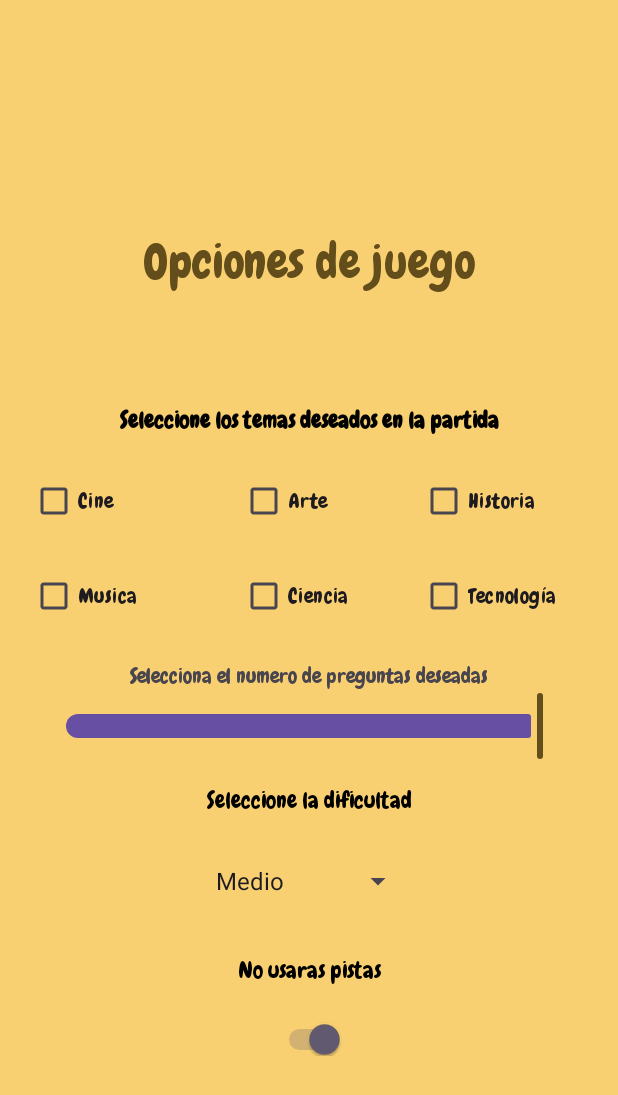
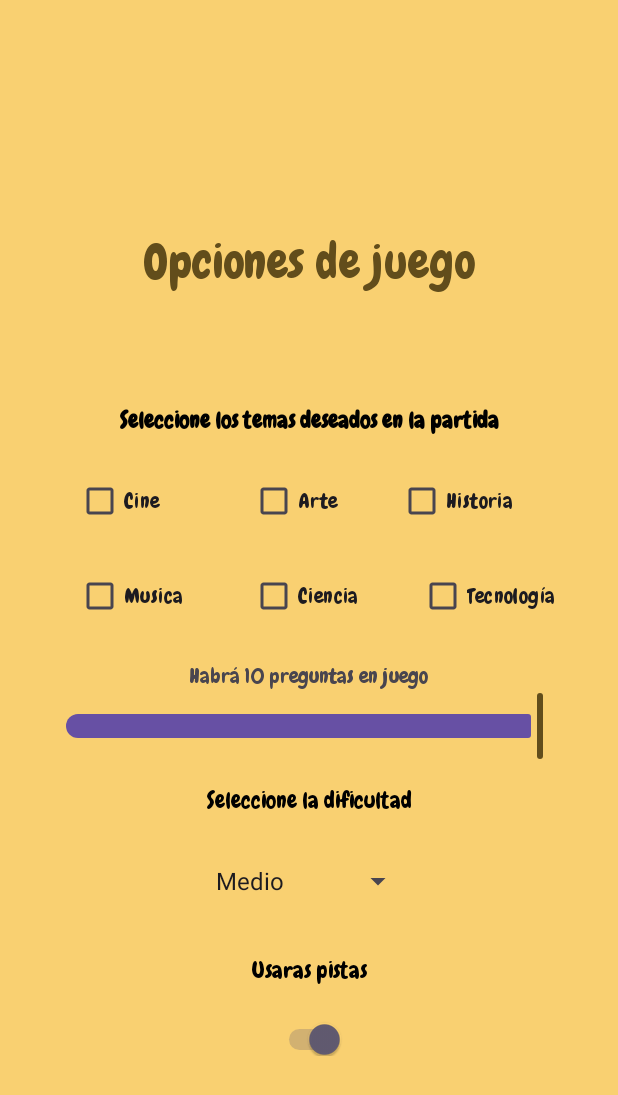
Before and after one commit to EscamillaJuan/Quiz-App, an Android app: the OptionsScreen screen opened directly, with no data from a screen before it, on a phone screen of 412 x 824 dp. Shown: the top 1095 px of the screen. Run offline under Robolectric (Android 15) with nearby library versions, the phone set to English and light mode, and no system bars; our stand-ins replace Room's generated code.

Commit message:
feat: Scrollview for small devices

```diff
--- a/app/src/main/res/layout-land/options_screen.xml
+++ b/app/src/main/res/layout-land/options_screen.xml
@@ -27,7 +27,7 @@
         android:layout_marginBottom="20dp"
         android:fontFamily="@font/chewy"
         android:gravity="center"
-        android:text="Seleccione los temas deseados en la partida"
+        android:text="@string/ThemeText"
         android:textColor="@color/black"
         android:textSize="15sp"
         android:textStyle="bold" />
@@ -45,7 +45,7 @@
             android:layout_alignParentStart="true"
             android:layout_marginStart="20dp"
             android:fontFamily="@font/chewy"
-            android:text="Cine">
+            android:text="@string/string_cine">
 
         </CheckBox>
 
@@ -58,7 +58,7 @@
             android:layout_marginTop="0dp"
             android:layout_toEndOf="@+id/Theme1CheckBox"
             android:fontFamily="@font/chewy"
-            android:text="Arte">
+            android:text="@string/string_arte">
 
         </CheckBox>
 
@@ -71,7 +71,7 @@
             android:layout_marginEnd="20dp"
             android:layout_toEndOf="@+id/Theme2CheckBox"
             android:fontFamily="@font/chewy"
-            android:text="Historia">
+            android:text="@string/string_historia">
 
         </CheckBox>
 
@@ -84,7 +84,7 @@
             android:layout_marginStart="20dp"
             android:layout_marginTop="15dp"
             android:fontFamily="@font/chewy"
-            android:text="Musica">
+            android:text="@string/string_musica">
 
         </CheckBox>
 
@@ -97,7 +97,7 @@
             android:layout_marginTop="15dp"
             android:layout_toEndOf="@+id/Theme1CheckBox"
             android:fontFamily="@font/chewy"
-            android:text="Ciencia">
+            android:text="@string/string_ciencia">
 
         </CheckBox>
 
@@ -110,7 +110,7 @@
             android:layout_marginTop="15dp"
             android:layout_toEndOf="@+id/Theme5CheckBox"
             android:fontFamily="@font/chewy"
-            android:text="Tecnología">
+            android:text="@string/string_tecnologia">
 
         </CheckBox>
 
@@ -135,7 +135,7 @@
             android:layout_marginVertical="25dp"
             android:layout_marginEnd="100dp"
             android:fontFamily="@font/chewy"
-            android:text="No usaras pistas"
+            tools:text="No usaras pistas"
             android:textColor="@color/black"
             android:textSize="15sp" />
 
@@ -147,7 +147,7 @@
         android:layout_height="wrap_content"
         android:layout_marginTop="20dp"
         android:fontFamily="@font/chewy"
-        android:text="Selecciona el numero de preguntas deseadas">
+        tools:text="Selecciona el numero de preguntas deseadas">
 
     </TextView>
 
@@ -176,7 +176,7 @@
             android:layout_gravity="center"
             android:fontFamily="@font/chewy"
             android:gravity="center"
-            android:text="Seleccione la dificultad"
+            android:text="@string/seleccione_la_dificultad"
             android:textColor="@color/black"
             android:textSize="15sp" />
 
--- a/app/src/main/res/layout/options_screen.xml
+++ b/app/src/main/res/layout/options_screen.xml
@@ -1,4 +1,5 @@
 <?xml version="1.0" encoding="utf-8"?>
+
 <LinearLayout xmlns:android="http://schemas.android.com/apk/res/android"
     xmlns:app="http://schemas.android.com/apk/res-auto"
     xmlns:tools="http://schemas.android.com/tools"
@@ -28,94 +29,94 @@
         android:layout_marginBottom="20dp"
         android:fontFamily="@font/chewy"
         android:gravity="center"
-        android:text="Seleccione los temas deseados en la partida"
+        android:text="@string/ThemeText"
         android:textColor="@color/black"
         android:textSize="15sp"
         android:textStyle="bold" />
 
+    <HorizontalScrollView
+        android:layout_width="wrap_content"
+        android:layout_height="wrap_content">
             <RelativeLayout
-        android:layout_width="match_parent"
+                android:layout_width="350dp"
                 android:layout_height="wrap_content">
-
                 <CheckBox
                     android:id="@+id/Theme1CheckBox"
-            android:layout_width="80dp"
+                    android:layout_width="wrap_content"
                     android:layout_height="wrap_content"
                     android:layout_alignParentStart="true"
                     android:layout_marginStart="20dp"
                     android:fontFamily="@font/chewy"
-            android:text="Cine">
+                    android:text="@string/string_cine">
 
                 </CheckBox>
 
                 <CheckBox
                     android:id="@+id/Theme2CheckBox"
-            android:layout_width="80dp"
+                    android:layout_width="wrap_content"
                     android:layout_height="wrap_content"
                     android:layout_alignParentTop="true"
                     android:layout_marginStart="60dp"
                     android:layout_marginTop="0dp"
                     android:layout_toEndOf="@+id/Theme1CheckBox"
                     android:fontFamily="@font/chewy"
-            android:text="Arte">
+                    android:text="@string/string_arte">
 
                 </CheckBox>
 
                 <CheckBox
                     android:id="@+id/Theme3CheckBox"
-            android:layout_width="80dp"
+                    android:layout_width="wrap_content"
                     android:layout_height="wrap_content"
                     android:layout_alignParentTop="true"
                     android:layout_marginStart="40dp"
-            android:layout_marginEnd="10dp"
                     android:layout_toEndOf="@+id/Theme2CheckBox"
                     android:fontFamily="@font/chewy"
                     android:layout_alignParentEnd="true"
-            android:text="Historia">
+                    android:text="@string/string_historia">
 
                 </CheckBox>
 
                 <CheckBox
                     android:id="@+id/Theme4CheckBox"
-            android:layout_width="80dp"
+                    android:layout_width="wrap_content"
                     android:layout_height="wrap_content"
                     android:layout_below="@id/Theme1CheckBox"
                     android:layout_marginStart="20dp"
                     android:layout_marginTop="15dp"
                     android:layout_alignParentStart="true"
                     android:fontFamily="@font/chewy"
-            android:text="Musica">
+                    android:text="@string/string_musica">
 
                 </CheckBox>
 
                 <CheckBox
                     android:id="@+id/Theme5CheckBox"
-            android:layout_width="80dp"
+                    android:layout_width="wrap_content"
                     android:layout_height="wrap_content"
                     android:layout_below="@id/Theme2CheckBox"
                     android:layout_marginStart="60dp"
                     android:layout_marginTop="15dp"
                     android:layout_toEndOf="@+id/Theme1CheckBox"
                     android:fontFamily="@font/chewy"
-            android:text="Ciencia">
+                    android:text="@string/string_ciencia">
 
                 </CheckBox>
 
                 <CheckBox
                     android:id="@+id/Theme6CheckBox"
-            android:layout_width="80dp"
+                    android:layout_width="wrap_content"
                     android:layout_height="wrap_content"
                     android:layout_below="@id/Theme3CheckBox"
                     android:layout_marginStart="40dp"
-            android:layout_marginEnd="10dp"
                     android:layout_marginTop="15dp"
                     android:layout_toEndOf="@+id/Theme5CheckBox"
                     android:fontFamily="@font/chewy"
-            android:text="Tecnología"
+                    android:text="@string/string_tecnologia"
                     android:layout_alignParentEnd="true">
-
                 </CheckBox>
             </RelativeLayout>
+    </HorizontalScrollView>
 
     <TextView
         android:id="@+id/Questiontext"
@@ -123,7 +124,7 @@
         android:layout_height="wrap_content"
         android:layout_marginTop="20dp"
         android:fontFamily="@font/chewy"
-        android:text="Selecciona el numero de preguntas deseadas">
+        tools:text="Selecciona el numero de preguntas deseadas">
 
     </TextView>
 
@@ -154,7 +155,7 @@
         android:layout_marginBottom="20dp"
         android:fontFamily="@font/chewy"
         android:gravity="center"
-        android:text="Seleccione la dificultad"
+        android:text="@string/seleccione_la_dificultad"
         android:textColor="@color/black"
         android:textSize="15sp" />
 
@@ -178,7 +179,7 @@
         android:layout_marginBottom="20dp"
         android:fontFamily="@font/chewy"
         android:gravity="center"
-        android:text="No usaras pistas"
+        tools:text= "No usaras pistas"
         android:textColor="@color/black"
         android:textSize="15sp" />
 
--- a/app/src/main/res/values/strings.xml
+++ b/app/src/main/res/values/strings.xml
@@ -32,4 +32,12 @@
     <string name="new_game_question">¿Deseas continuarla?</string>
     <string name="continue_btn_text">Continuar</string>
     <string name="new_game_btn_text">Nueva partida</string>
+    <string name="ThemeText">Seleccione los temas deseados en la partida</string>
+    <string name="string_cine">Cine</string>
+    <string name="string_arte">Arte</string>
+    <string name="string_historia">Historia</string>
+    <string name="string_musica">Musica</string>
+    <string name="string_ciencia">Ciencia</string>
+    <string name="string_tecnologia">Tecnología</string>
+    <string name="seleccione_la_dificultad">Seleccione la dificultad</string>
 </resources>
```
Also changed, not shown: app/src/main/java/com/app/view/OptionsScreen.kt (+62 -22 lines). Lines whose indentation alone changed are shown as unchanged.
